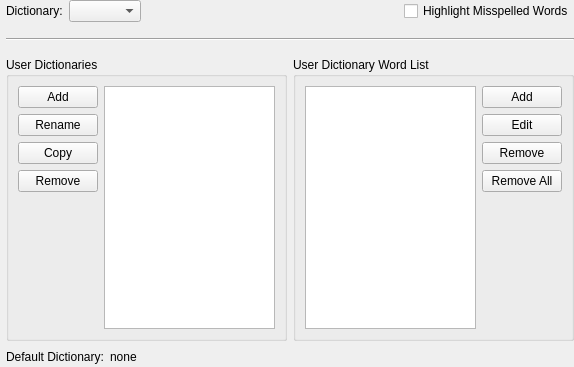
Old version of the form src/Form_Files/PSpellCheckWidget.ui in the repository Sigil-Ebook/Sigil.
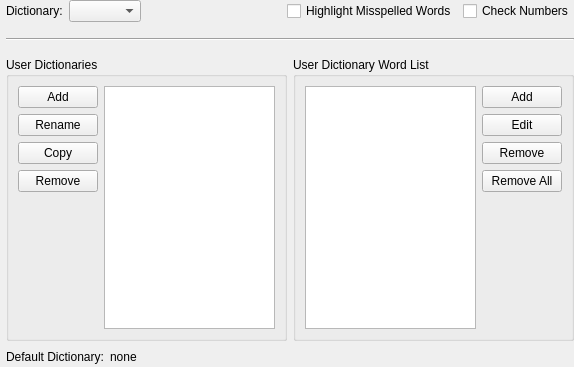
New version of the form.

Commit message: allow spell checking of words with numbers controll by preferences

What changed in the file:
```diff
--- a/src/Form_Files/PSpellCheckWidget.ui
+++ b/src/Form_Files/PSpellCheckWidget.ui
@@ -68,6 +68,16 @@
        </property>
       </widget>
      </item>
+     <item>
+      <widget class="QCheckBox" name="CheckNumbers">
+       <property name="toolTip">
+        <string>Check words with numbers in them.</string>
+       </property>
+       <property name="text">
+        <string>Check Numbers</string>
+       </property>
+      </widget>
+     </item>
     </layout>
    </item>
    <item>
```
The commit also changes 7 other files.
